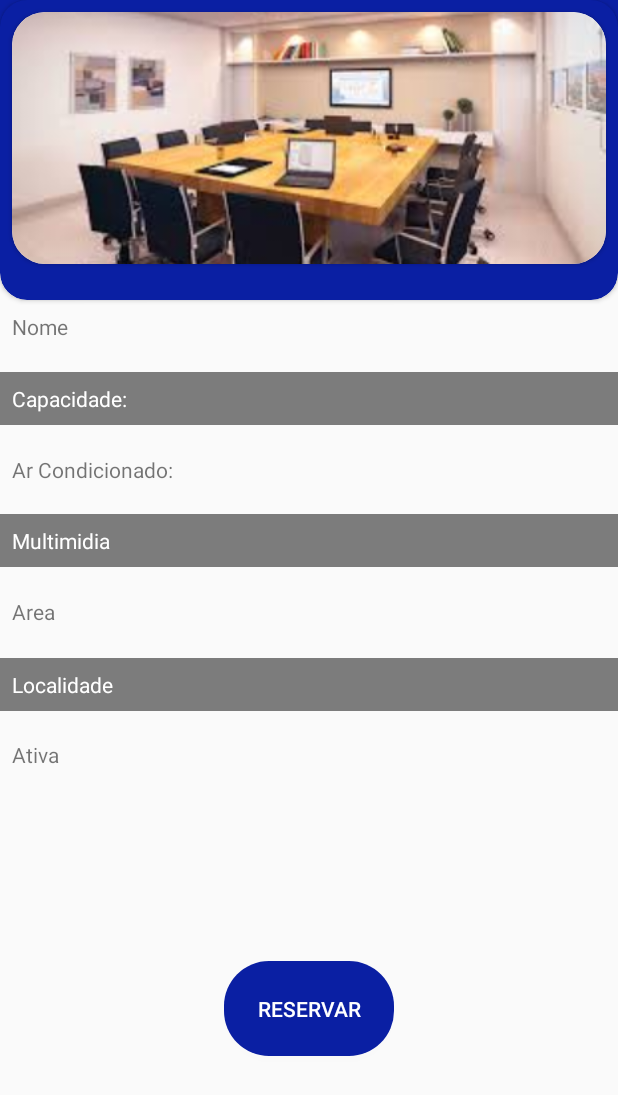
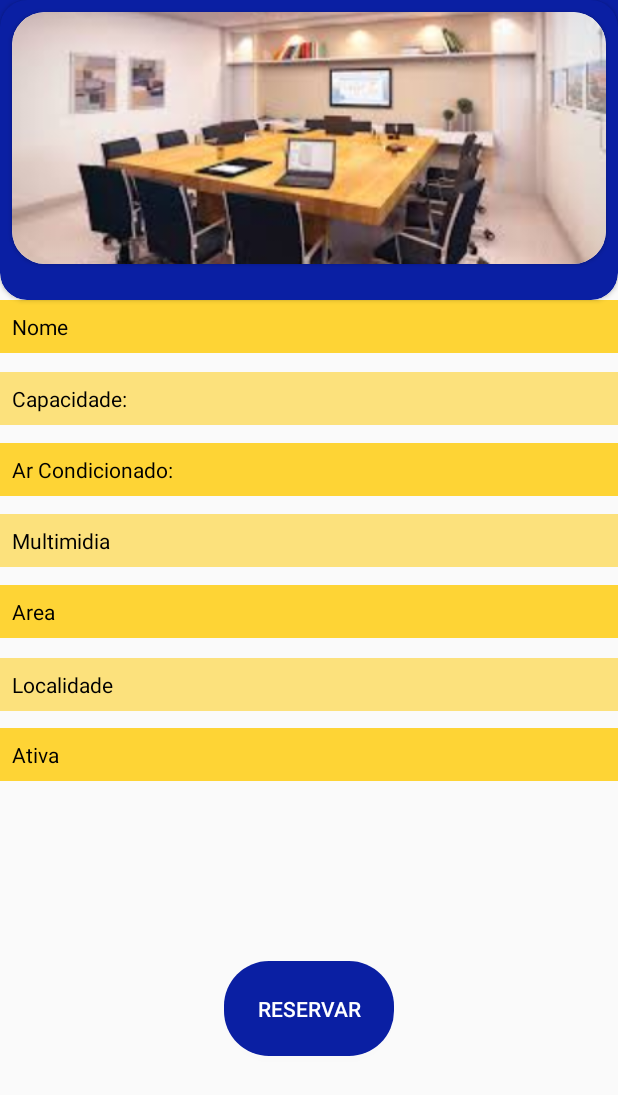
Before and after one commit to GSRamalho/GetherfyAndroid, an Android app: the SalaInfoActivity screen opened directly, with no data from a screen before it, on a phone screen of 412 x 824 dp. Shown: the top 1095 px of the screen. Run offline under Robolectric (Android 15) with nearby library versions, the phone set to English and light mode, and no system bars.

Commit message:
Abas salas e reservas

```diff
--- a/app/build.gradle
+++ b/app/build.gradle
@@ -20,9 +20,12 @@ android {
 }
 
 dependencies {
+    implementation 'com.ogaclejapan.smarttablayout:library:2.0.0@aar'
+    implementation 'com.ogaclejapan.smarttablayout:utils-v4:2.0.0@aar'
     implementation fileTree(dir: 'libs', include: ['*.jar'])
     implementation 'androidx.appcompat:appcompat:1.1.0'
     implementation 'androidx.constraintlayout:constraintlayout:1.1.3'
+    implementation 'androidx.legacy:legacy-support-v4:1.0.0'
     testImplementation 'junit:junit:4.12'
     androidTestImplementation 'androidx.test.ext:junit:1.1.1'
     androidTestImplementation 'androidx.test.espresso:espresso-core:3.2.0'
--- a/app/src/main/AndroidManifest.xml
+++ b/app/src/main/AndroidManifest.xml
@@ -9,7 +9,7 @@
         android:roundIcon="@mipmap/ic_launcher_round"
         android:supportsRtl="true"
         android:theme="@style/AppTheme">
-        <activity android:name=".activity.ReservaActivity"></activity>
+        <activity android:name=".activity.SalaInfoActivity"></activity>
         <activity android:name=".activity.RegistroActivity">
             <intent-filter>
                 <action android:name="android.intent.action.MAIN" />
@@ -18,7 +18,7 @@
             </intent-filter>
         </activity>
         <activity android:name=".activity.LoginActivity" />
-        <activity android:name=".activity.ListaSalasActivity" />
+        <activity android:name=".activity.AbasActivity" />
     </application>
 
 </manifest>
--- a/app/src/main/java/com/guilherme/presentation/activity/LoginActivity.java
+++ b/app/src/main/java/com/guilherme/presentation/activity/LoginActivity.java
@@ -22,7 +22,7 @@ public class LoginActivity extends AppCompatActivity {
         loginBtn.setOnClickListener(new View.OnClickListener() {
             @Override
             public void onClick(View v) {
-                startActivity(new Intent(LoginActivity.this, ListaSalasActivity.class));
+                startActivity(new Intent(LoginActivity.this, AbasActivity.class));
                 finish();
             }
         });
--- a/app/src/main/java/com/guilherme/presentation/activity/ReservaActivity.java
+++ b/app/src/main/java/com/guilherme/presentation/activity/SalaInfoActivity.java
@@ -9,7 +9,7 @@ import com.guilherme.presentation.R;
 import com.guilherme.presentation.sala.dao.SalaDAO;
 import com.guilherme.presentation.sala.model.Sala;
 
-public class ReservaActivity extends AppCompatActivity {
+public class SalaInfoActivity extends AppCompatActivity {
 
     @Override
     protected void onCreate(Bundle savedInstanceState) {
--- a/app/src/main/java/com/guilherme/presentation/sala/adapter/ListaSalasAdapter.java
+++ b/app/src/main/java/com/guilherme/presentation/sala/adapter/ListaSalasAdapter.java
@@ -19,7 +19,6 @@ public class ListaSalasAdapter extends BaseAdapter {
     public ListaSalasAdapter(List<Sala> salas, Context context) {
         this.salas = salas;
         this.context = context;
-
     }
 
     @Override
--- a/app/src/main/java/com/guilherme/presentation/sala/model/Sala.java
+++ b/app/src/main/java/com/guilherme/presentation/sala/model/Sala.java
@@ -1,6 +1,5 @@
 package com.guilherme.presentation.sala.model;
 
-import android.graphics.drawable.Drawable;
 
 public class Sala {
     private int id;
--- a/app/src/main/res/layout/activity_reserva.xml
+++ b/app/src/main/res/layout/activity_reserva.xml
@@ -4,14 +4,16 @@
     xmlns:tools="http://schemas.android.com/tools"
     android:layout_width="match_parent"
     android:layout_height="match_parent"
-    tools:context=".activity.ReservaActivity">
+    tools:context=".activity.SalaInfoActivity">
 
     <TextView
         android:id="@+id/activity_reserva_textoativa"
         android:layout_width="match_parent"
         android:layout_height="wrap_content"
+        android:background="#C9FFCA00"
         android:padding="8dp"
         android:text="Ativa"
+        android:textColor="#000000"
         app:layout_constraintBottom_toBottomOf="parent"
         app:layout_constraintEnd_toEndOf="parent"
         app:layout_constraintHorizontal_bias="0.0"
@@ -23,11 +25,11 @@
         android:id="@+id/activity_reserva_textolocal"
         android:layout_width="match_parent"
         android:layout_height="wrap_content"
-        android:background="@android:drawable/screen_background_dark_transparent"
+        android:background="#80FFCA00"
         android:padding="8dp"
         android:text="Localidade"
 
-        android:textColor="#FFFFFF"
+        android:textColor="#000000"
         app:layout_constraintBottom_toBottomOf="parent"
         app:layout_constraintEnd_toEndOf="parent"
         app:layout_constraintHorizontal_bias="0.0"
@@ -39,8 +41,10 @@
         android:id="@+id/activity_reserva_textonome"
         android:layout_width="match_parent"
         android:layout_height="wrap_content"
+        android:background="#C9FFCA00"
         android:padding="8dp"
         android:text="Nome"
+        android:textColor="#020000"
         app:layout_constraintBottom_toBottomOf="parent"
         app:layout_constraintEnd_toEndOf="parent"
         app:layout_constraintHorizontal_bias="0.0"
@@ -52,10 +56,10 @@
         android:id="@+id/activity_reserva_textocapacidade"
         android:layout_width="match_parent"
         android:layout_height="wrap_content"
-        android:background="@android:drawable/screen_background_dark_transparent"
+        android:background="#80FFCA00"
         android:padding="8dp"
         android:text="Capacidade: "
-        android:textColor="#FFFFFF"
+        android:textColor="#000000"
         app:layout_constraintBottom_toBottomOf="parent"
         app:layout_constraintEnd_toEndOf="parent"
         app:layout_constraintHorizontal_bias="0.0"
@@ -67,8 +71,10 @@
         android:id="@+id/activity_reserva_textoarcon"
         android:layout_width="match_parent"
         android:layout_height="wrap_content"
+        android:background="#C9FFCA00"
         android:padding="8dp"
         android:text="Ar Condicionado: "
+        android:textColor="#000000"
         app:layout_constraintBottom_toBottomOf="parent"
         app:layout_constraintEnd_toEndOf="parent"
         app:layout_constraintHorizontal_bias="0.0"
@@ -80,11 +86,11 @@
         android:id="@+id/activity_reserva_textomultimidia"
         android:layout_width="match_parent"
         android:layout_height="wrap_content"
-        android:background="@android:drawable/screen_background_dark_transparent"
+        android:background="#80FFCA00"
         android:padding="8dp"
         android:text="Multimidia"
 
-        android:textColor="#FFFFFF"
+        android:textColor="@android:color/black"
         app:layout_constraintBottom_toBottomOf="parent"
         app:layout_constraintEnd_toEndOf="parent"
         app:layout_constraintHorizontal_bias="0.0"
@@ -96,8 +102,10 @@
         android:id="@+id/activity_reserva_area"
         android:layout_width="match_parent"
         android:layout_height="wrap_content"
+        android:background="#C9FFCA00"
         android:padding="8dp"
         android:text="Area"
+        android:textColor="#000000"
         app:layout_constraintBottom_toBottomOf="parent"
         app:layout_constraintEnd_toEndOf="parent"
         app:layout_constraintHorizontal_bias="0.0"
--- a/app/src/main/res/values/strings.xml
+++ b/app/src/main/res/values/strings.xml
@@ -2,4 +2,7 @@
     <string name="app_name">PRESentation</string>
     <string name="linkLogin"><u>Já estou cadastrado</u></string>
     <string name="linkCadastrar"><u>Não possuo uma conta ainda</u></string>
+
+    <!-- TODO: Remove or change this placeholder text -->
+    <string name="hello_blank_fragment">Hello blank fragment</string>
 </resources>
```
Also changed, not shown: app/src/main/java/com/guilherme/presentation/activity/AbasActivity.java (added, +40 -0 lines), app/src/main/java/com/guilherme/presentation/activity/ListaSalasActivity.java (deleted, +0 -43 lines), app/src/main/java/com/guilherme/presentation/activity/fragment/ListaReservasFragment.java (added, +27 -0 lines), app/src/main/java/com/guilherme/presentation/activity/fragment/ListaSalasFragment.java (added, +50 -0 lines), app/src/main/res/layout/activity_lista_salas.xml (added, +87 -0 lines), app/src/main/res/layout/activity_salas.xml (deleted, +0 -60 lines), app/src/main/res/layout/fragment_reservas.xml (added, +14 -0 lines), app/src/main/res/layout/fragment_salas.xml (added, +22 -0 lines).
